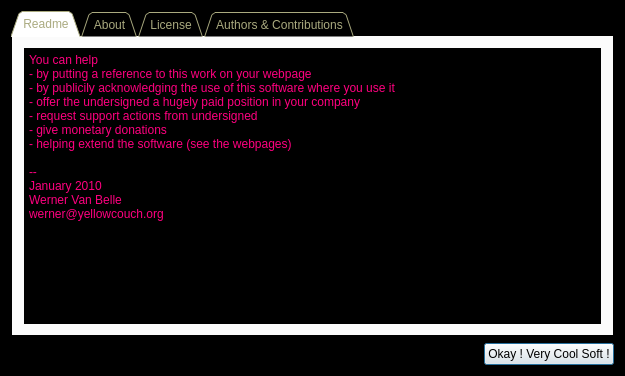
This is ui-about.ui in mihow/bpmdj as Qt 5 draws it before an edit. The edited form follows.
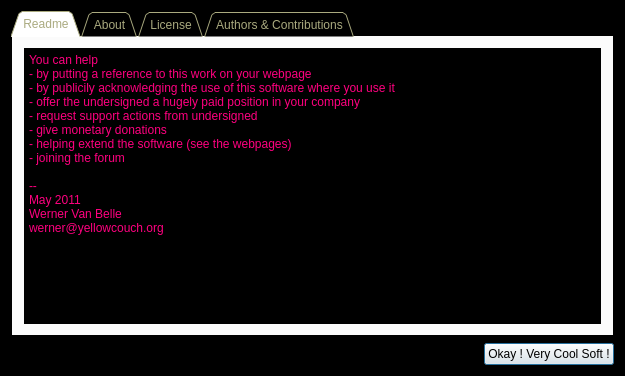
This is the edited form.

The edit to the form file:
```diff
--- a/ui-about.ui
+++ b/ui-about.ui
@@ -201,20 +201,21 @@
           <string>&lt;!DOCTYPE HTML PUBLIC &quot;-//W3C//DTD HTML 4.0//EN&quot; &quot;http://www.w3.org/TR/REC-html40/strict.dtd&quot;&gt;
 &lt;html&gt;&lt;head&gt;&lt;meta name=&quot;qrichtext&quot; content=&quot;1&quot; /&gt;&lt;style type=&quot;text/css&quot;&gt;
 p, li { white-space: pre-wrap; }
-&lt;/style&gt;&lt;/head&gt;&lt;body style=&quot; font-family:'Sans Serif'; font-size:9pt; font-weight:400; font-style:normal;&quot;&gt;
-&lt;p style=&quot; margin-top:0px; margin-bottom:0px; margin-left:0px; margin-right:0px; -qt-block-indent:0; text-indent:0px;&quot;&gt;You can help&lt;/p&gt;
-&lt;p style=&quot; margin-top:0px; margin-bottom:0px; margin-left:0px; margin-right:0px; -qt-block-indent:0; text-indent:0px;&quot;&gt;- by putting a reference to this work on your webpage&lt;/p&gt;
-&lt;p style=&quot; margin-top:0px; margin-bottom:0px; margin-left:0px; margin-right:0px; -qt-block-indent:0; text-indent:0px;&quot;&gt;- by publicily acknowledging the use of this software where you use it&lt;/p&gt;
-&lt;p style=&quot; margin-top:0px; margin-bottom:0px; margin-left:0px; margin-right:0px; -qt-block-indent:0; text-indent:0px;&quot;&gt;- offer the undersigned a hugely paid position in your company&lt;/p&gt;
-&lt;p style=&quot; margin-top:0px; margin-bottom:0px; margin-left:0px; margin-right:0px; -qt-block-indent:0; text-indent:0px;&quot;&gt;- request support actions from undersigned&lt;/p&gt;
-&lt;p style=&quot; margin-top:0px; margin-bottom:0px; margin-left:0px; margin-right:0px; -qt-block-indent:0; text-indent:0px;&quot;&gt;- give monetary donations&lt;/p&gt;
-&lt;p style=&quot; margin-top:0px; margin-bottom:0px; margin-left:0px; margin-right:0px; -qt-block-indent:0; text-indent:0px;&quot;&gt;- helping extend the software (see the webpages)&lt;/p&gt;
-&lt;p style=&quot;-qt-paragraph-type:empty; margin-top:0px; margin-bottom:0px; margin-left:0px; margin-right:0px; -qt-block-indent:0; text-indent:0px;&quot;&gt;&lt;/p&gt;
-&lt;p style=&quot; margin-top:0px; margin-bottom:0px; margin-left:0px; margin-right:0px; -qt-block-indent:0; text-indent:0px;&quot;&gt;--&lt;/p&gt;
-&lt;p style=&quot; margin-top:0px; margin-bottom:0px; margin-left:0px; margin-right:0px; -qt-block-indent:0; text-indent:0px;&quot;&gt;January 2010&lt;/p&gt;
-&lt;p style=&quot; margin-top:0px; margin-bottom:0px; margin-left:0px; margin-right:0px; -qt-block-indent:0; text-indent:0px;&quot;&gt;Werner Van Belle&lt;/p&gt;
-&lt;p style=&quot; margin-top:0px; margin-bottom:0px; margin-left:0px; margin-right:0px; -qt-block-indent:0; text-indent:0px;&quot;&gt;werner@yellowcouch.org&lt;/p&gt;
-&lt;p style=&quot;-qt-paragraph-type:empty; margin-top:0px; margin-bottom:0px; margin-left:0px; margin-right:0px; -qt-block-indent:0; text-indent:0px;&quot;&gt;&lt;/p&gt;&lt;/body&gt;&lt;/html&gt;</string>
+&lt;/style&gt;&lt;/head&gt;&lt;body style=&quot; font-family:'Sans Serif'; font-size:10pt; font-weight:400; font-style:normal;&quot;&gt;
+&lt;p style=&quot; margin-top:0px; margin-bottom:0px; margin-left:0px; margin-right:0px; -qt-block-indent:0; text-indent:0px;&quot;&gt;&lt;span style=&quot; font-size:9pt;&quot;&gt;You can help&lt;/span&gt;&lt;/p&gt;
+&lt;p style=&quot; margin-top:0px; margin-bottom:0px; margin-left:0px; margin-right:0px; -qt-block-indent:0; text-indent:0px;&quot;&gt;&lt;span style=&quot; font-size:9pt;&quot;&gt;- by putting a reference to this work on your webpage&lt;/span&gt;&lt;/p&gt;
+&lt;p style=&quot; margin-top:0px; margin-bottom:0px; margin-left:0px; margin-right:0px; -qt-block-indent:0; text-indent:0px;&quot;&gt;&lt;span style=&quot; font-size:9pt;&quot;&gt;- by publicily acknowledging the use of this software where you use it&lt;/span&gt;&lt;/p&gt;
+&lt;p style=&quot; margin-top:0px; margin-bottom:0px; margin-left:0px; margin-right:0px; -qt-block-indent:0; text-indent:0px;&quot;&gt;&lt;span style=&quot; font-size:9pt;&quot;&gt;- offer the undersigned a hugely paid position in your company&lt;/span&gt;&lt;/p&gt;
+&lt;p style=&quot; margin-top:0px; margin-bottom:0px; margin-left:0px; margin-right:0px; -qt-block-indent:0; text-indent:0px;&quot;&gt;&lt;span style=&quot; font-size:9pt;&quot;&gt;- request support actions from undersigned&lt;/span&gt;&lt;/p&gt;
+&lt;p style=&quot; margin-top:0px; margin-bottom:0px; margin-left:0px; margin-right:0px; -qt-block-indent:0; text-indent:0px;&quot;&gt;&lt;span style=&quot; font-size:9pt;&quot;&gt;- give monetary donations&lt;/span&gt;&lt;/p&gt;
+&lt;p style=&quot; margin-top:0px; margin-bottom:0px; margin-left:0px; margin-right:0px; -qt-block-indent:0; text-indent:0px;&quot;&gt;&lt;span style=&quot; font-size:9pt;&quot;&gt;- helping extend the software (see the webpages)&lt;/span&gt;&lt;/p&gt;
+&lt;p style=&quot; margin-top:0px; margin-bottom:0px; margin-left:0px; margin-right:0px; -qt-block-indent:0; text-indent:0px;&quot;&gt;&lt;span style=&quot; font-size:9pt;&quot;&gt;- joining the forum&lt;/span&gt;&lt;/p&gt;
+&lt;p style=&quot;-qt-paragraph-type:empty; margin-top:0px; margin-bottom:0px; margin-left:0px; margin-right:0px; -qt-block-indent:0; text-indent:0px; font-size:9pt;&quot;&gt;&lt;/p&gt;
+&lt;p style=&quot; margin-top:0px; margin-bottom:0px; margin-left:0px; margin-right:0px; -qt-block-indent:0; text-indent:0px;&quot;&gt;&lt;span style=&quot; font-size:9pt;&quot;&gt;--&lt;/span&gt;&lt;/p&gt;
+&lt;p style=&quot; margin-top:0px; margin-bottom:0px; margin-left:0px; margin-right:0px; -qt-block-indent:0; text-indent:0px;&quot;&gt;&lt;span style=&quot; font-size:9pt;&quot;&gt;May 2011&lt;/span&gt;&lt;/p&gt;
+&lt;p style=&quot; margin-top:0px; margin-bottom:0px; margin-left:0px; margin-right:0px; -qt-block-indent:0; text-indent:0px;&quot;&gt;&lt;span style=&quot; font-size:9pt;&quot;&gt;Werner Van Belle&lt;/span&gt;&lt;/p&gt;
+&lt;p style=&quot; margin-top:0px; margin-bottom:0px; margin-left:0px; margin-right:0px; -qt-block-indent:0; text-indent:0px;&quot;&gt;&lt;span style=&quot; font-size:9pt;&quot;&gt;werner@yellowcouch.org&lt;/span&gt;&lt;/p&gt;
+&lt;p style=&quot;-qt-paragraph-type:empty; margin-top:0px; margin-bottom:0px; margin-left:0px; margin-right:0px; -qt-block-indent:0; text-indent:0px; font-size:9pt;&quot;&gt;&lt;/p&gt;&lt;/body&gt;&lt;/html&gt;</string>
          </property>
         </widget>
        </item>
```
Left out of the diff: 141 changed lines with no effect on the pictures.
